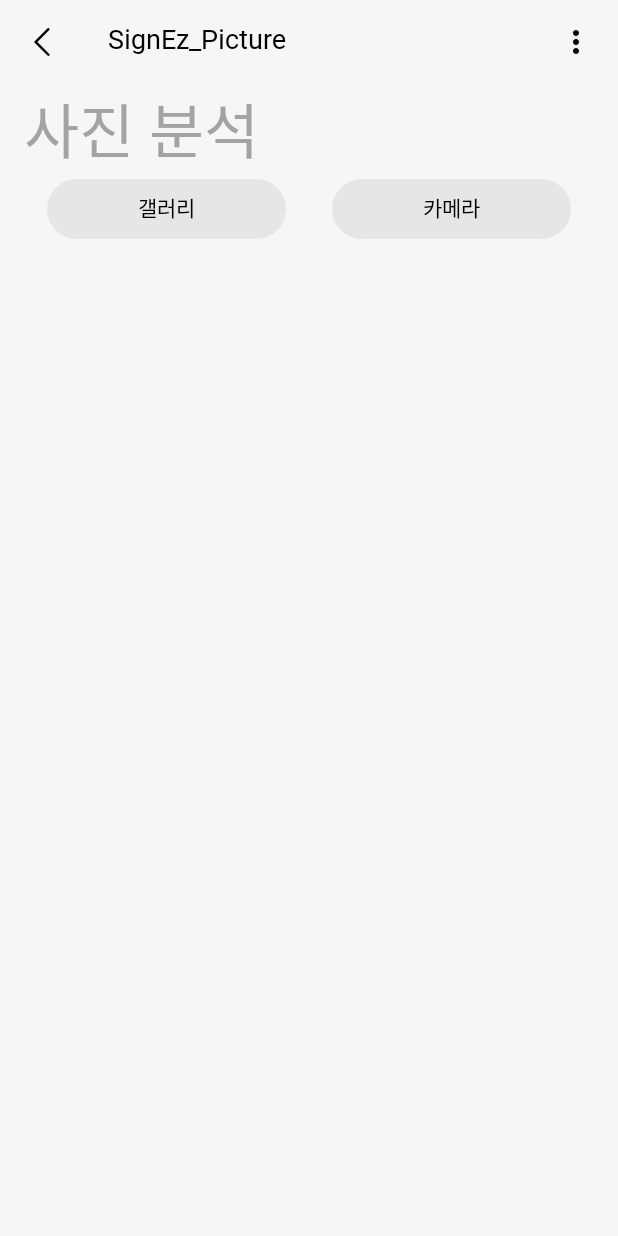
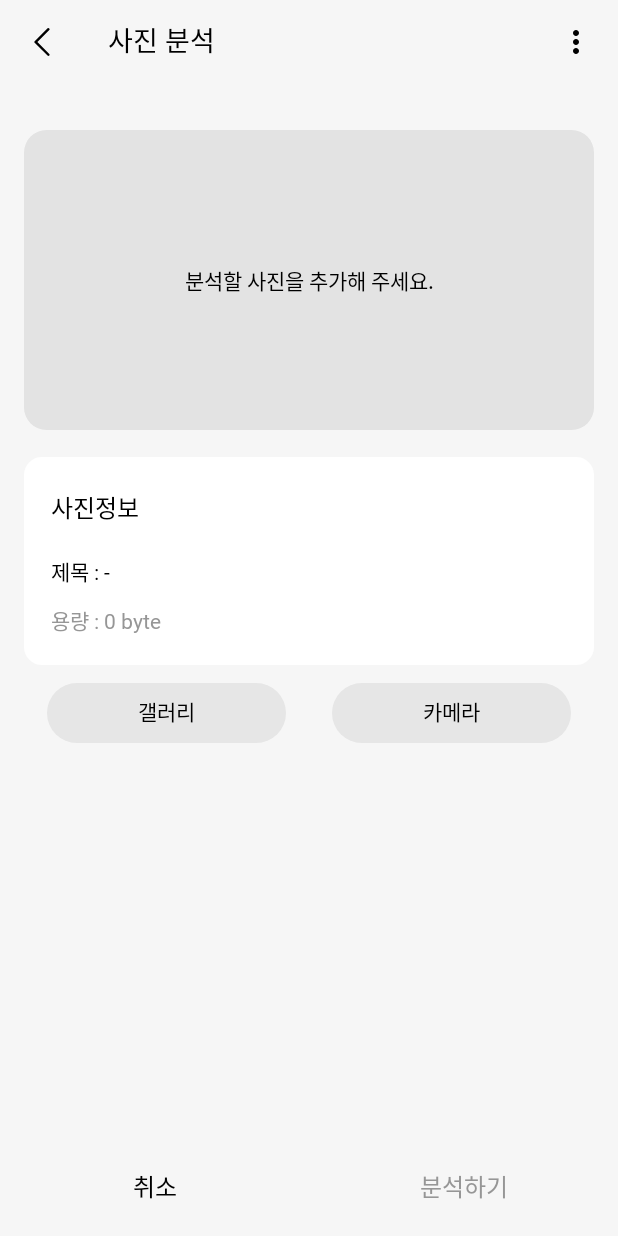
Before and after one commit to HHyoS/SignEz, an Android app built with Jetpack Compose: the PictureAnalysis screen opened through its navigation route, on a phone screen of 412 x 824 dp. Run offline under Robolectric (Android 15) with nearby library versions, the phone set to English and light mode, and no system bars; our stand-ins replace Room's generated code; Roboto replaces fonts that are not available here.

Commit message:
feat: implement PictureScreen Page

```diff
--- a/projects/SignEzPrototype/app/src/main/java/com/kgh/signezprototype/ui/inputs/PirctureScreen.kt
+++ b/projects/SignEzPrototype/app/src/main/java/com/kgh/signezprototype/ui/inputs/PirctureScreen.kt
@@ -11,18 +11,17 @@ import androidx.activity.result.ActivityResultLauncher
 import androidx.compose.foundation.*
 import androidx.compose.foundation.layout.*
 import androidx.compose.foundation.shape.RoundedCornerShape
-import androidx.compose.material.ButtonDefaults
-import androidx.compose.material.OutlinedButton
-import androidx.compose.material.Scaffold
-import androidx.compose.material.Text
+import androidx.compose.material.*
 import androidx.compose.runtime.*
 import androidx.compose.ui.Alignment
 import androidx.compose.ui.Modifier
+import androidx.compose.ui.draw.clip
 import androidx.compose.ui.graphics.Color
 import androidx.compose.ui.graphics.asImageBitmap
 import androidx.compose.ui.layout.ContentScale
 import androidx.compose.ui.platform.LocalContext
 import androidx.compose.ui.res.stringResource
+import androidx.compose.ui.text.TextStyle
 import androidx.compose.ui.text.font.FontWeight
 import androidx.compose.ui.unit.dp
 import androidx.compose.ui.unit.sp
@@ -34,8 +33,11 @@ import com.kgh.signezprototype.SignEzTopAppBar
 import com.kgh.signezprototype.pickers.ImagePicker
 import com.kgh.signezprototype.pickers.loadImageMetadata
 import com.kgh.signezprototype.ui.analysis.AnalysisViewModel
+import com.kgh.signezprototype.ui.components.BottomDoubleFlatButton
+import com.kgh.signezprototype.ui.components.FocusBlock
 import com.kgh.signezprototype.ui.components.IntentButton
 import com.kgh.signezprototype.ui.navigation.NavigationDestination
+import com.kgh.signezprototype.ui.theme.OneBGDarkGrey
 import kotlinx.coroutines.Dispatchers
 import kotlinx.coroutines.launch
 import kotlinx.coroutines.withContext
@@ -49,17 +51,19 @@ object PictureScreenDestination : NavigationDestination {
 
 @Composable
 fun PictureAnalysis(
-    activity:Activity,
-    dispatchTakePictureIntent: (Activity, PictureViewModel,Int) -> Unit,
+    activity: Activity,
+    dispatchTakePictureIntent: (Activity, PictureViewModel, Int) -> Unit,
     navigateBack: () -> Unit,
     onNavigateUp: () -> Unit,
     viewModel: PictureViewModel,
-    analysisViewModel: AnalysisViewModel
+    analysisViewModel: AnalysisViewModel,
+    modifier: Modifier = Modifier
 ) {
     val context = LocalContext.current
-    var imageBitmap by remember { mutableStateOf<Bitmap?>(null) }
-    var imageTitle  by remember { mutableStateOf("") }
-    var imageSize  by remember { mutableStateOf(0L) }
+    val bitmap = Bitmap.createBitmap(1, 1, Bitmap.Config.ARGB_8888)
+    var imageBitmap by remember { mutableStateOf<Bitmap>(bitmap) }
+    var imageTitle by remember { mutableStateOf("-") }
+    var imageSize by remember { mutableStateOf(0L) }
     val coroutineScope = rememberCoroutineScope()
     val file = File(viewModel.imageUri.value.toString())
     var contentUri: Uri = Uri.EMPTY
@@ -96,98 +100,171 @@ fun PictureAnalysis(
     }
 
     Scaffold(
+        modifier = Modifier
+            .background(MaterialTheme.colors.background),
         topBar = {
             SignEzTopAppBar(
-                title = PictureScreenDestination.titleRes,
+//                title = PictureScreenDestination.titleRes,
+                title = "사진 분석",
                 canNavigateBack = true,
                 navigateUp = onNavigateUp
             )
+        },
+        bottomBar = {
+            BottomDoubleFlatButton(
+                leftTitle = "취소",
+                rightTitle = "분석하기",
+                isLeftUsable = true,
+                isRightUsable = false,
+                leftOnClickEvent = onNavigateUp,
+                rightOnClickEvent = {  /* 분석하기 이벤트를 넣으면 됨 */ }
+            )
         }
     ) { innerPadding ->
+        Spacer(modifier = modifier.padding(innerPadding))
         Box(
             modifier = Modifier
-                .fillMaxSize()
-                .padding(innerPadding)
-                .verticalScroll(rememberScrollState())
+                .padding(start = 16.dp, end = 16.dp)
+                .verticalScroll(rememberScrollState()),
+            contentAlignment = Alignment.TopCenter
         ) {
             Column(
-                modifier = Modifier
-                    .align(alignment = Alignment.TopCenter)
-                    .padding(start = 16.dp, end = 16.dp)
-                    .fillMaxHeight(),
-                verticalArrangement = Arrangement.SpaceBetween,
-                horizontalAlignment = Alignment.CenterHorizontally
+//                modifier = Modifier
+//                    .align(alignment = Alignment.TopCenter)
+//                    .padding(start = 16.dp, end = 16.dp)
+//                    .fillMaxHeight(),
+//                verticalArrangement = Arrangement.SpaceBetween,
+//                horizontalAlignment = Alignment.CenterHorizontally
             ) {
-                Column( // 예는 정렬 evenly나 spacebetween 같은거 가능
+                Spacer(modifier = modifier.padding(15.dp))
+
+                if (viewModel.imageUri.value == Uri.EMPTY) {
+                    Box(
+                        modifier = Modifier.padding(bottom = 10.dp)
                     ) {
-                    Text(
-                        text = "사진 분석",
-                        modifier = Modifier.align(Alignment.Start),
-                        fontSize = 40.sp,
-                        fontWeight = FontWeight.Bold
-                    )
-                    Row (
-                        horizontalArrangement = Arrangement.SpaceAround
-                    ){
-                        Column (
-                            modifier = Modifier.weight(0.5f)
-                        ){
-                            ImagePicker(onImageSelected = { address ->
-                                viewModel.imageUri.value = Uri.parse(address)
-                                imageBitmap = null
-                            })
-                        }
-
-                        Column (
-                            modifier = Modifier.weight(0.5f)
-                        ){
-                            IntentButton(title = "카메라") {
-                                dispatchTakePictureIntent(activity, viewModel,2)
-                            }
-
-//                        OutlinedButton(
-//                            onClick = {
-//                                imageBitmap = null
-//                                viewModel.imageUri.value = Uri.EMPTY
-//                            },
-//                            shape = RoundedCornerShape(20.dp),
-//                            border = BorderStroke(2.dp, Color.Blue),
-//                            colors = ButtonDefaults.outlinedButtonColors(
-//                                backgroundColor = Color.White,
-//                                contentColor = Color.Blue
-//                            ),
-//                            modifier = Modifier.padding(16.dp)
-//                        ) {
-//                            Text("Clear")
-//                        }
-                        }
-                    }
-
-                    Log.d("compare", viewModel.imageUri.value.toString())
-                    //imageBitmap != null && last.value == "take"
-                    if (viewModel.imageUri.value != Uri.EMPTY) {
-                        Column {
-                            Box(
+                        imageBitmap.let {
+                            Image(
+                                bitmap = it.asImageBitmap(),
+                                contentDescription = "rep Image",
                                 modifier = Modifier
                                     .fillMaxWidth()
-                                    .border(BorderStroke(width = 4.dp, color = Color.Black))
-                                    .height(400.dp)
+                                    .height(200.dp)
+//                                    .fillMaxHeight(0.4f)
+                                    .clip(RoundedCornerShape(15.dp))
+                                    .background(color = OneBGDarkGrey)
+                            )
+                        }
+                        Text(
+                            text = "분석할 사진을 추가해 주세요.",
+                            modifier = Modifier.align(Alignment.Center), // Adjust the alignment as needed
+                            style = TextStyle(color = Color.Black), // Customize the text style
+                        )
+                    }
+                } else {
+                    Box(
+                        modifier = Modifier.padding(bottom = 10.dp)
                     ) {
                         imageBitmap?.let {
                             Image(
                                 bitmap = it.asImageBitmap(),
                                 contentDescription = "Picture frame",
-                                        contentScale = ContentScale.FillBounds,
                                 modifier = Modifier
+                                    .fillMaxWidth()
+                                    .height(200.dp)
+//                                    .fillMaxHeight(0.4f)
+                                    .clip(RoundedCornerShape(15.dp))
+                                    .background(color = MaterialTheme.colors.onSurface)
                             )
                         }
                     }
-                            Text(text = "이미지 제목 : $imageTitle")
-                            Text(text = "이미지 크기 : $imageSize byte")
+                }
+
+                FocusBlock(
+                    title = "사진정보",
+                    subtitle = "제목 : $imageTitle",
+                    infols = listOf("용량 : $imageSize byte"),
+                    buttonTitle = "입력",
+                    isbuttonVisible = false,
+                    buttonOnclickEvent = {},
+                    modifier = Modifier,
+                )
+
+                Row(
+                    horizontalArrangement = Arrangement.SpaceAround
+                ) {
+                    Column(
+                        modifier = Modifier.weight(0.5f)
+                    ) {
+                        ImagePicker(onImageSelected = { address ->
+                            viewModel.imageUri.value = Uri.parse(address)
+                            imageBitmap = bitmap
+                        })
+                    }
+
+                    Column(
+                        modifier = Modifier.weight(0.5f)
+                    ) {
+                        IntentButton(title = "카메라") {
+                            dispatchTakePictureIntent(activity, viewModel, 2)
+                        }
+
                     }
                 }
+//
+//                Column( // 예는 정렬 evenly나 spacebetween 같은거 가능
+//                ) {
+//                    Text(
+//                        text = "사진 분석",
+//                        modifier = Modifier.align(Alignment.Start),
+//                        fontSize = 40.sp,
+//                        fontWeight = FontWeight.Bold
+//                    )
+//                    Row (
+//                        horizontalArrangement = Arrangement.SpaceAround
+//                    ){
+//                        Column (
+//                            modifier = Modifier.weight(0.5f)
+//                        ){
+//                            ImagePicker(onImageSelected = { address ->
+//                                viewModel.imageUri.value = Uri.parse(address)
+//                                imageBitmap = bitmap
+//                            })
+//                        }
+//
+//                        Column (
+//                            modifier = Modifier.weight(0.5f)
+//                        ){
+//                            IntentButton(title = "카메라") {
+//                                dispatchTakePictureIntent(activity, viewModel,2)
+//                            }
+//
+//                        }
+//                    }
+
+//                    Log.d("compare", viewModel.imageUri.value.toString())
+//                    //imageBitmap != null && last.value == "take"
+//                    if (viewModel.imageUri.value != Uri.EMPTY) {
+//                        Column {
+//                            Box(
+//                                modifier = Modifier
+//                                    .fillMaxWidth()
+//                                    .border(BorderStroke(width = 4.dp, color = Color.Black))
+//                                    .height(400.dp)
+//                            ) {
+//                                imageBitmap?.let {
+//                                    Image(
+//                                        bitmap = it.asImageBitmap(),
+//                                        contentDescription = "Picture frame",
+//                                        contentScale = ContentScale.FillBounds,
+//                                        modifier = Modifier
+//                                    )
+//                                }
+//                            }
+//                            Text(text = "이미지 제목 : $imageTitle")
+//                            Text(text = "이미지 크기 : $imageSize byte")
+//                        }
+//                    }
             }
         }
     }
 } // 최외곽 컬럼 끝
-}
```
Lines whose indentation alone changed are shown as unchanged.
